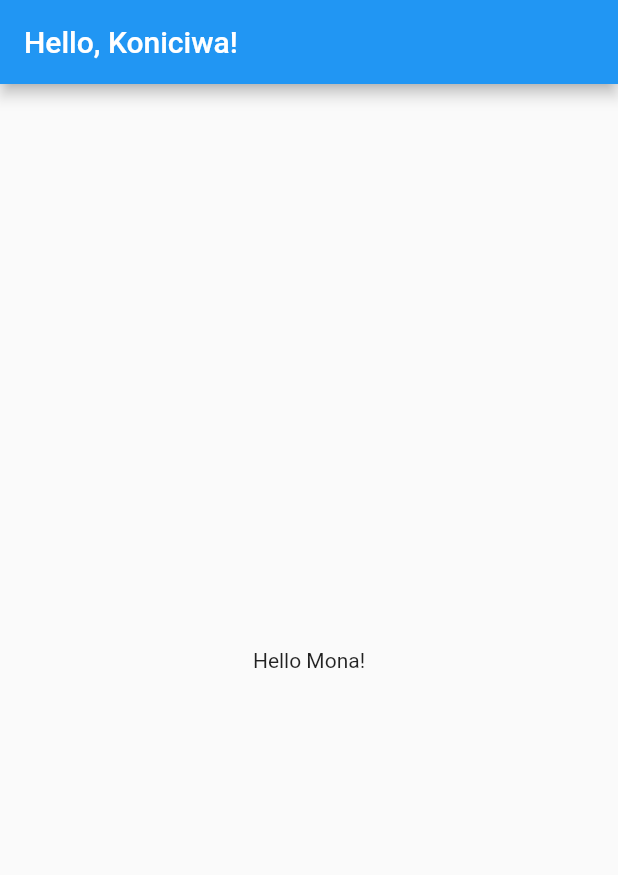
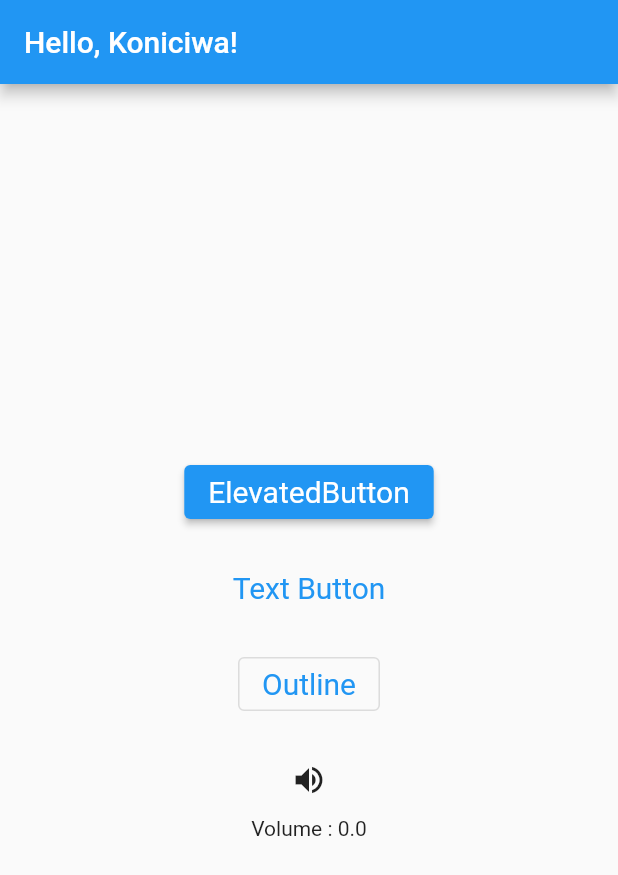
Before and after one commit to ihsanunot/Flutter-Dasar-Bagian-1, a Flutter app: the screen it shows after launch, on a phone screen of 412 x 824 dp. Shown: the top 875 px of the screen. Run offline on Flutter 3.47's test engine with Material 2 defaults, Android fonts, the phone set to English and light mode, and no system bars.

Commit message:
contohButton

```diff
--- a/lib/main.dart
+++ b/lib/main.dart
@@ -1,6 +1,6 @@
 import 'package:flutter/material.dart';
 
-void main() => runApp(MyApp());
+void main() => runApp(const MyApp());
 
 class MyApp extends StatelessWidget {
   const MyApp({Key? key}) : super(key: key);
@@ -8,75 +8,84 @@ class MyApp extends StatelessWidget {
   @override
   Widget build(BuildContext context) {
     return MaterialApp(
-      title: 'Flutter IhsanNunot',
+      title: 'Flutter Ihsanunot',
       theme: ThemeData(
         primarySwatch: Colors.blue,
       ),
       home: Scaffold(
         appBar: AppBar(
-          title: Text('Hello, Koniciwa!'),
+          title: const Text('Hello, Koniciwa!'),
         ),
-        body: Center(
-          child: Text('Hello Mona!'),
-        ),
+        body: const ContohTombol(),
       ),
     );
   }
 }
 
-class HalamanPertama extends StatelessWidget {
-  const HalamanPertama({Key? key}) : super(key: key);
+double _suara = 0.0; // test icon button
 
-  // cara mudah tambahin Scaffold param appbar dan title biasa
+const List<String> list = <String>[
+  'Ayana',
+  'Mona',
+  'Neno',
+  'Karina',
+  'Fatimah',
+  'Ocha'
+]; // test value list ke dropdown button
+
+String nilaiDropdown = list.first;
+
+class ContohTombol extends StatefulWidget {
+  const ContohTombol({super.key});
+
+  @override
+  State<ContohTombol> createState() => _ContohTombolState();
+}
+
+class _ContohTombolState extends State<ContohTombol> {
   @override
   Widget build(BuildContext context) {
-    return Scaffold(
-      appBar: AppBar(
-        // title disini bisa juga bisa di tambah dengan widget-widget lain
-        title: const Text('Halaman Pertama'),
-        actions: <Widget>[
+    final ButtonStyle style =
+        ElevatedButton.styleFrom(textStyle: const TextStyle(fontSize: 20));
+
+    return Center(
+      child: Column(
+        mainAxisSize: MainAxisSize.min,
+        children: <Widget>[
+          ElevatedButton(
+            style: style,
+            onPressed: () {},
+            child: const Text('ElevatedButton'),
+          ),
+          const SizedBox(height: 16),
+          TextButton(
+              style: TextButton.styleFrom(
+                textStyle: const TextStyle(fontSize: 20),
+              ),
+              onPressed: () {},
+              child: const Text('Text Button')),
+          const SizedBox(height: 16),
+          OutlinedButton(
+              style: TextButton.styleFrom(
+                textStyle: const TextStyle(fontSize: 20),
+              ),
+              onPressed: () {
+                debugPrint('Berhasil');
+              },
+              child: const Text('Outline')),
+          const SizedBox(height: 16),
           IconButton(
-              onPressed: () {},
-              icon: const Icon(
-                Icons.search,
-                color: Colors.white,
-              ))
+            icon: const Icon(Icons.volume_up),
+            tooltip: 'Naikin volume nya ke 10',
+            onPressed: () {
+              setState(() {
+                _suara += 10;
+              });
+            },
+          ),
+          Text('Volume : $_suara'),
+          const SizedBox(height: 16),
         ],
-        leading: IconButton(
-          icon: const Icon(
-            Icons.menu,
-            color: Colors.white,
-          ),
-          onPressed: () {},
-        ),
-      ),
-      body: Container(
-        decoration: BoxDecoration(
-          shape: BoxShape.circle,
-          color: Colors.red,
-          border: Border.all(color: Colors.green, width: 6),
-          borderRadius: BorderRadius.circular(10),
-          boxShadow: const [
-            BoxShadow(
-              color: Colors.black,
-              offset: Offset(3, 6),
-              blurRadius: 10,
-            ),
-          ],
-        ),
-        width: 250,
-        height: 250,
-        padding: const EdgeInsets.all(10),
-        margin: const EdgeInsets.all(10),
-        color: Colors.blue,
-        child: const Text(
-          'Cheers Ayana',
-          style: TextStyle(fontSize: 48),
-        ),
-      ),
-      floatingActionButton: FloatingActionButton(
-        onPressed: () {},
-        child: const Icon(Icons.add),
       ),
     );
   }
```
Also changed, not shown: 1 other file.
